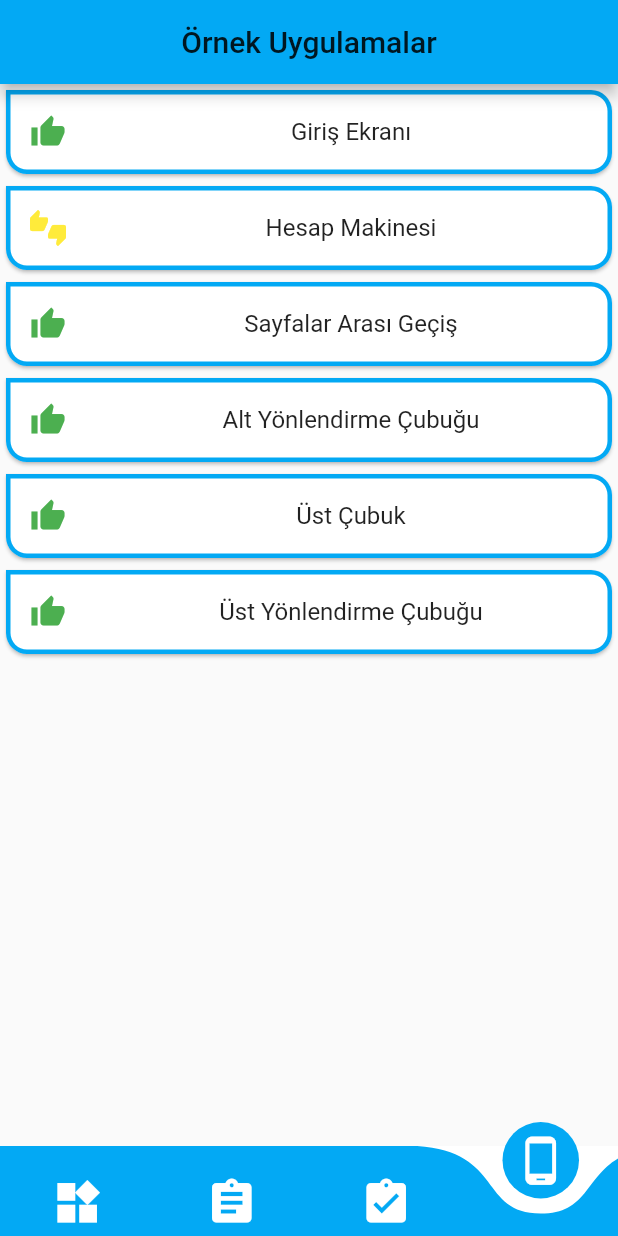
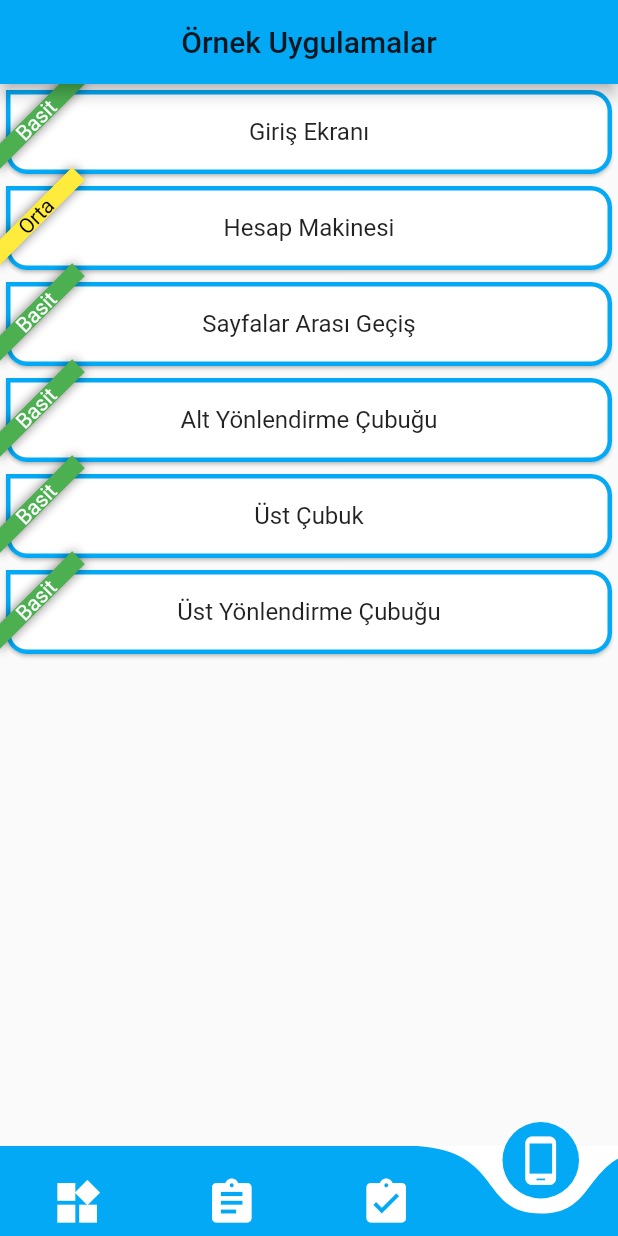
Before and after one commit to mustafaozdemiir/hizli_flutter, a Flutter app: the screen it shows after launch, item 4 of the bottom bar chosen, on a phone screen of 412 x 824 dp. Run offline on Flutter 3.47's test engine with Material 2 defaults, Android fonts, the phone set to English and light mode, and no system bars; drawn by our look-alikes of curved_navigation_bar; our stand-ins replace cached_network_image, cloud_firestore, firebase_messaging, string_scanner, youtube_player_flutter; missing offline and left inert: animated_floatactionbuttons; accounts and stored records are empty.

Commit message:
Add Banner widget all pages

```diff
--- a/lib/sayfalar/ornekler/ornekler.dart
+++ b/lib/sayfalar/ornekler/ornekler.dart
@@ -56,6 +56,9 @@ class _OrneklerState extends State<Ornekler> {
 
   @override
   Widget build(BuildContext context) {
+    String bannerMessage;
+    Color bannerColor;
+    Color bannerTextColor;
     return Scaffold(
       appBar: AppBar(
         title: Text('Örnek Uygulamalar'),
@@ -65,28 +68,29 @@ class _OrneklerState extends State<Ornekler> {
       body: ListView.builder(
           itemCount: ornekler.length,
           itemBuilder: (context, index) {
-            Icon zorlukIcon;
             switch (ornekler[index].zorluk) {
               case 'basit':
-                zorlukIcon = Icon(
-                  Icons.thumb_up,
-                  color: Colors.green,
-                );
+                bannerMessage = "Basit";
+                bannerColor = Colors.green;
+                bannerTextColor = Colors.white;
                 break;
               case 'orta':
-                zorlukIcon = Icon(
-                  Icons.thumbs_up_down,
-                  color: Colors.yellow,
-                );
+                bannerMessage = "Orta";
+                bannerColor = Colors.yellow;
+                bannerTextColor = Colors.black;
                 break;
               case 'zor':
-                zorlukIcon = Icon(
-                  Icons.thumb_down,
-                  color: Colors.red,
-                );
+                bannerMessage = "Zor";
+                bannerColor = Colors.red;
+                bannerTextColor = Colors.white;
                 break;
             }
-            return Card(
+            return Banner(
+              location: BannerLocation.topStart,
+              message: bannerMessage,
+              color: bannerColor,
+              textStyle: TextStyle(color: bannerTextColor),
+              child: Card(
                 shape: RoundedRectangleBorder(
                   side: BorderSide(width: 3, color: Colors.lightBlue),
                   borderRadius: BorderRadius.only(
@@ -96,7 +100,6 @@ class _OrneklerState extends State<Ornekler> {
                   ),
                 ),
                 child: ListTile(
-                leading: zorlukIcon,
                   title: Center(child: Text(ornekler[index].adi)),
                   onTap: () {
                     Navigator.push(
@@ -107,6 +110,7 @@ class _OrneklerState extends State<Ornekler> {
                     );
                   },
                 ),
+              ),
             );
           }),
     );
```
Also changed, not shown: lib/sayfalar/haber/flutter_haber.dart (+27 -21 lines), lib/sayfalar/sorular/flutter_soru.dart (+49 -37 lines), lib/sayfalar/widgetler/widget_listeleme.dart (+47 -36 lines). Lines whose indentation alone changed are shown as unchanged.
